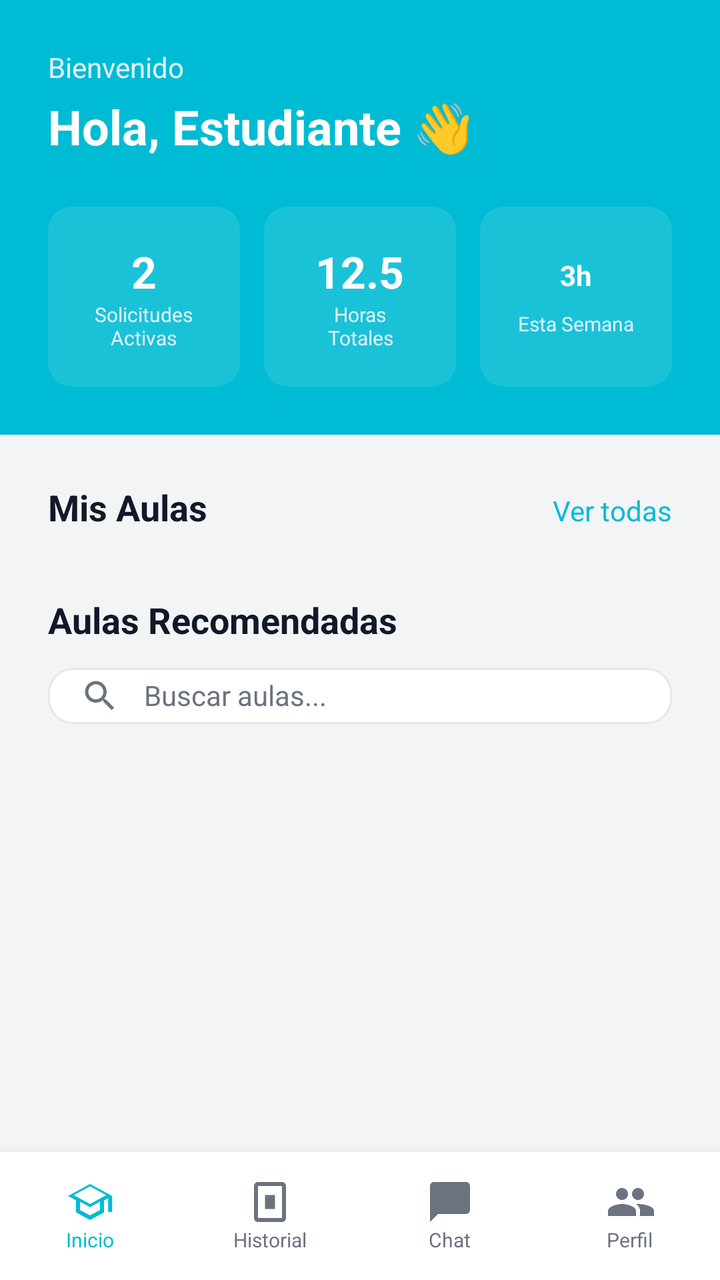
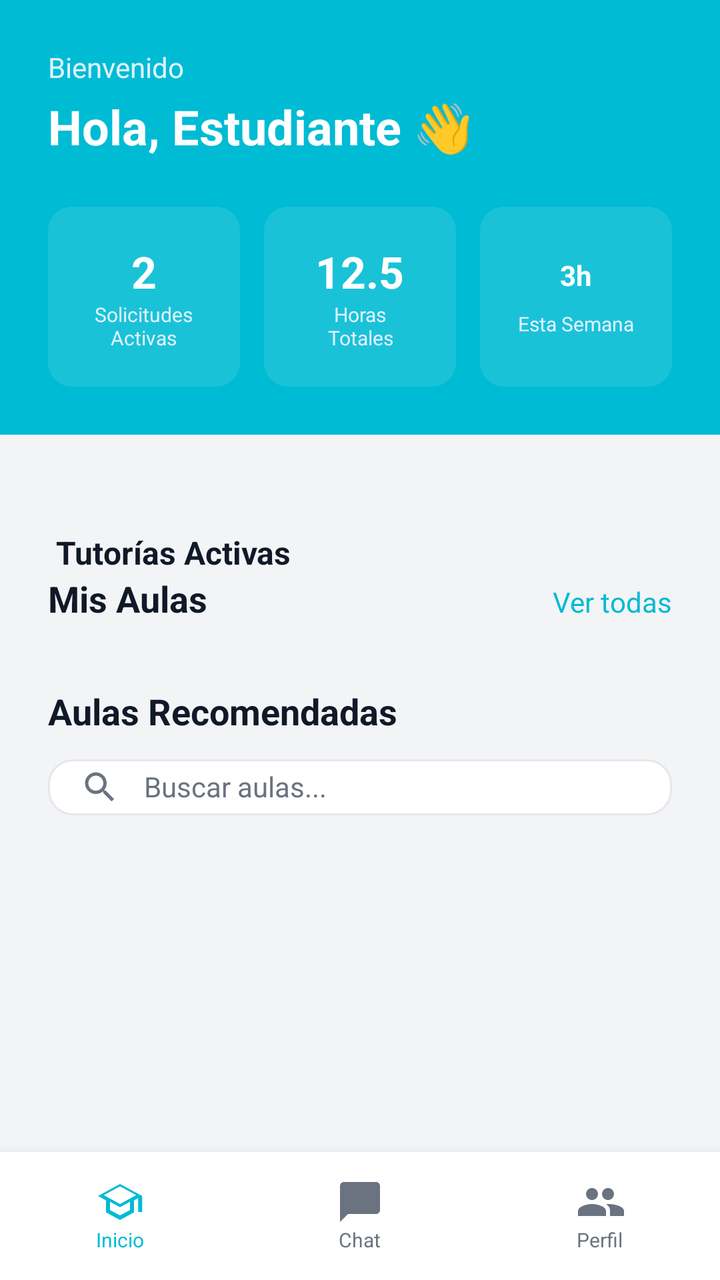

The first picture is an Android layout as it rendered before a commit; the second is the same layout after the commit. The layout source and the unified diff follow.
<!-- AndroidManifest.xml: application theme Theme.Aulasenora -->
<!-- res/layout/activity_student_dashboard.xml -->
<?xml version="1.0" encoding="utf-8"?>
<LinearLayout xmlns:android="http://schemas.android.com/apk/res/android"
    xmlns:app="http://schemas.android.com/apk/res-auto"
    xmlns:tools="http://schemas.android.com/tools"
    android:id="@+id/main"
    android:layout_width="match_parent"
    android:layout_height="match_parent"
    android:background="#F3F4F6"
    android:orientation="vertical"
    tools:context=".StudentDashboardActivity">

    
    <LinearLayout
        android:layout_width="match_parent"
        android:layout_height="wrap_content"
        android:background="@color/primaryCyan"
        android:orientation="vertical"
        android:padding="24dp">

        <TextView
            android:layout_width="wrap_content"
            android:layout_height="wrap_content"
            android:text="Bienvenido"
            android:textColor="#E0F2FE"
            android:textSize="14sp" />

        <TextView
            android:id="@+id/tvWelcomeName"
            android:layout_width="wrap_content"
            android:layout_height="wrap_content"
            android:layout_marginTop="4dp"
            android:text="Hola, Estudiante 👋"
            android:textColor="@color/white"
            android:textSize="24sp"
            android:textStyle="bold" />

        
        <LinearLayout
            android:layout_width="match_parent"
            android:layout_height="wrap_content"
            android:layout_marginTop="24dp"
            android:baselineAligned="false"
            android:orientation="horizontal">

            <androidx.cardview.widget.CardView
                android:layout_width="0dp"
                android:layout_height="90dp"
                android:layout_marginEnd="8dp"
                android:layout_weight="1"
                app:cardBackgroundColor="#00000000"
                app:cardCornerRadius="12dp"
                app:cardElevation="0dp">
                <LinearLayout
                    android:layout_width="match_parent"
                    android:layout_height="match_parent"
                    android:background="#1AFFFFFF"
                    android:gravity="center"
                    android:orientation="vertical">
                    <TextView
                        android:layout_width="wrap_content"
                        android:layout_height="wrap_content"
                        android:text="2"
                        android:textColor="@color/white"
                        android:textSize="22sp"
                        android:textStyle="bold" />
                    <TextView
                        android:layout_width="wrap_content"
                        android:layout_height="wrap_content"
                        android:text="Solicitudes\nActivas"
                        android:textAlignment="center"
                        android:textColor="#E0F2FE"
                        android:textSize="10sp" />
                </LinearLayout>
            </androidx.cardview.widget.CardView>

            <androidx.cardview.widget.CardView
                android:layout_width="0dp"
                android:layout_height="90dp"
                android:layout_marginHorizontal="4dp"
                android:layout_weight="1"
                app:cardBackgroundColor="#00000000"
                app:cardCornerRadius="12dp"
                app:cardElevation="0dp">
                <LinearLayout
                    android:layout_width="match_parent"
                    android:layout_height="match_parent"
                    android:background="#1AFFFFFF"
                    android:gravity="center"
                    android:orientation="vertical">
                    <TextView
                        android:id="@+id/tvTotalHours"
                        android:layout_width="wrap_content"
                        android:layout_height="wrap_content"
                        android:text="12.5"
                        android:textColor="@color/white"
                        android:textSize="22sp"
                        android:textStyle="bold" />
                    <TextView
                        android:layout_width="wrap_content"
                        android:layout_height="wrap_content"
                        android:text="Horas\nTotales"
                        android:textAlignment="center"
                        android:textColor="#E0F2FE"
                        android:textSize="10sp" />
                </LinearLayout>
            </androidx.cardview.widget.CardView>

            <androidx.cardview.widget.CardView
                android:layout_width="0dp"
                android:layout_height="90dp"
                android:layout_marginStart="8dp"
                android:layout_weight="1"
                app:cardBackgroundColor="#00000000"
                app:cardCornerRadius="12dp"
                app:cardElevation="0dp">
                <LinearLayout
                    android:layout_width="match_parent"
                    android:layout_height="match_parent"
                    android:background="#1AFFFFFF"
                    android:gravity="center"
                    android:orientation="vertical">
                    <TextView
                        android:layout_width="wrap_content"
                        android:layout_height="wrap_content"
                        android:text="3h"
                        android:textColor="@color/white"
                        android:textSize="14sp"
                        android:textStyle="bold" />
                    <TextView
                        android:layout_width="wrap_content"
                        android:layout_height="wrap_content"
                        android:layout_marginTop="8dp"
                        android:text="Esta Semana"
                        android:textAlignment="center"
                        android:textColor="#E0F2FE"
                        android:textSize="10sp" />
                </LinearLayout>
            </androidx.cardview.widget.CardView>

        </LinearLayout>
    </LinearLayout>

    <ScrollView
        android:layout_width="match_parent"
        android:layout_height="0dp"
        android:layout_weight="1">
        
        <LinearLayout
            android:layout_width="match_parent"
            android:layout_height="wrap_content"
            android:orientation="vertical"
            android:padding="24dp">
            
            
            <LinearLayout
                android:layout_width="match_parent"
                android:layout_height="wrap_content"
                android:orientation="horizontal">
                <TextView
                    android:layout_width="0dp"
                    android:layout_height="wrap_content"
                    android:layout_weight="1"
                    android:text="Mis Aulas"
                    android:textColor="@color/textDark"
                    android:textSize="18sp"
                    android:textStyle="bold" />
                <TextView
                    android:id="@+id/btnViewAllClasses"
                    android:layout_width="wrap_content"
                    android:layout_height="wrap_content"
                    android:text="Ver todas"
                    android:textColor="@color/primaryCyan"
                    android:textSize="14sp" />
            </LinearLayout>

            <LinearLayout
                android:id="@+id/llMyAulasContainer"
                android:layout_width="match_parent"
                android:layout_height="wrap_content"
                android:orientation="vertical" />

            <androidx.cardview.widget.CardView
                android:id="@+id/cvEmptyMyAulas"
                android:layout_width="match_parent"
                android:layout_height="wrap_content"
                android:layout_marginTop="16dp"
                android:visibility="gone"
                app:cardBackgroundColor="#FFF8E1"
                app:cardCornerRadius="16dp"
                app:cardElevation="0dp"
                app:strokeColor="#FFE082"
                app:strokeWidth="1dp">
                <LinearLayout
                    android:layout_width="match_parent"
                    android:layout_height="wrap_content"
                    android:gravity="center"
                    android:orientation="vertical"
                    android:padding="24dp">
                    <ImageView
                        android:layout_width="48dp"
                        android:layout_height="48dp"
                        android:src="@drawable/ic_book"
                        app:tint="#FFB300" />
                    <TextView
                        android:layout_width="wrap_content"
                        android:layout_height="wrap_content"
                        android:layout_marginTop="8dp"
                        android:text="No tienes aulas inscritas"
                        android:textColor="@color/textDark"
                        android:textSize="14sp"
                        android:textStyle="bold" />
                    <TextView
                        android:layout_width="match_parent"
                        android:layout_height="wrap_content"
                        android:layout_marginTop="2dp"
                        android:text="Solicita acceso a un aula de la sección de recomendadas"
                        android:textColor="@color/textGray"
                        android:textSize="11sp"
                        android:textAlignment="center" />
                </LinearLayout>
            </androidx.cardview.widget.CardView>

            
            <TextView
                android:layout_width="wrap_content"
                android:layout_height="wrap_content"
                android:layout_marginTop="32dp"
                android:text="Aulas Recomendadas"
                android:textColor="@color/textDark"
                android:textSize="18sp"
                android:textStyle="bold" />

            
            <LinearLayout
                android:layout_width="match_parent"
                android:layout_height="wrap_content"
                android:layout_marginTop="12dp"
                android:background="@drawable/bg_rounded_search"
                android:orientation="horizontal"
                android:paddingHorizontal="16dp"
                android:paddingVertical="4dp">

                <ImageView
                    android:layout_width="20dp"
                    android:layout_height="20dp"
                    android:layout_gravity="center_vertical"
                    android:src="@drawable/ic_search"
                    app:tint="@color/textGray" />

                <EditText
                    android:id="@+id/etSearchAula"
                    android:layout_width="0dp"
                    android:layout_height="wrap_content"
                    android:layout_weight="1"
                    android:layout_marginStart="12dp"
                    android:background="@null"
                    android:hint="Buscar aulas..."
                    android:textColor="@color/textDark"
                    android:textColorHint="@color/textGray"
                    android:textSize="14sp"
                    android:inputType="text" />
            </LinearLayout>

            
            <LinearLayout
                android:id="@+id/llRecommendedContainer"
                android:layout_width="match_parent"
                android:layout_height="wrap_content"
                android:orientation="vertical"
                android:layout_marginTop="4dp" />

            
            <androidx.cardview.widget.CardView
                android:id="@+id/cvEmptyRecommended"
                android:layout_width="match_parent"
                android:layout_height="wrap_content"
                android:layout_marginTop="16dp"
                android:visibility="gone"
                app:cardBackgroundColor="#F0F9FF"
                app:cardCornerRadius="16dp"
                app:cardElevation="0dp"
                app:strokeColor="#BAE6FD"
                app:strokeWidth="1dp">

                <LinearLayout
                    android:layout_width="match_parent"
                    android:layout_height="wrap_content"
                    android:gravity="center"
                    android:orientation="vertical"
                    android:padding="24dp">

                    <ImageView
                        android:layout_width="64dp"
                        android:layout_height="64dp"
                        android:src="@drawable/ic_book"
                        app:tint="#38BDF8" />

                    <TextView
                        android:layout_width="wrap_content"
                        android:layout_height="wrap_content"
                        android:layout_marginTop="12dp"
                        android:text="No hay aulas disponibles"
                        android:textColor="@color/textDark"
                        android:textSize="16sp"
                        android:textStyle="bold"
                        android:textAlignment="center" />

                    <TextView
                        android:layout_width="match_parent"
                        android:layout_height="wrap_content"
                        android:layout_marginTop="4dp"
                        android:text="Aún no se han creado aulas. Vuelve más tarde."
                        android:textColor="@color/textGray"
                        android:textSize="12sp"
                        android:textAlignment="center" />
                </LinearLayout>
            </androidx.cardview.widget.CardView>
        </LinearLayout>
    </ScrollView>

    
    <LinearLayout
        android:layout_width="match_parent"
        android:layout_height="64dp"
        android:background="@color/white"
        android:elevation="8dp"
        android:orientation="horizontal">
        <LinearLayout
            android:id="@+id/navInicio"
            android:layout_width="0dp"
            android:layout_height="match_parent"
            android:layout_weight="1"
            android:gravity="center"
            android:orientation="vertical">
            <ImageView
                android:layout_width="24dp"
                android:layout_height="24dp"
                android:src="@drawable/ic_logo_hat"
                app:tint="@color/primaryCyan" />
            <TextView
                android:layout_width="wrap_content"
                android:layout_height="wrap_content"
                android:text="Inicio"
                android:textColor="@color/primaryCyan"
                android:textSize="10sp" />
        </LinearLayout>
        <LinearLayout
            android:id="@+id/navHistorial"
            android:layout_width="0dp"
            android:layout_height="match_parent"
            android:layout_weight="1"
            android:gravity="center"
            android:orientation="vertical">
            <ImageView
                android:layout_width="24dp"
                android:layout_height="24dp"
                android:src="@drawable/ic_book"
                app:tint="@color/textGray" />
            <TextView
                android:layout_width="wrap_content"
                android:layout_height="wrap_content"
                android:text="Historial"
                android:textColor="@color/textGray"
                android:textSize="10sp" />
        </LinearLayout>
        <LinearLayout
            android:id="@+id/navChat"
            android:layout_width="0dp"
            android:layout_height="match_parent"
            android:layout_weight="1"
            android:gravity="center"
            android:orientation="vertical">
            <FrameLayout
                android:layout_width="24dp"
                android:layout_height="24dp">
                <ImageView
                    android:layout_width="24dp"
                    android:layout_height="24dp"
                    android:src="@drawable/ic_chat"
                    app:tint="@color/textGray" />
                <TextView
                    android:id="@+id/badgeChatUnread"
                    android:layout_width="16dp"
                    android:layout_height="16dp"
                    android:layout_gravity="top|end"
                    android:background="@drawable/bg_circle_orange"
                    android:gravity="center"
                    android:text="!"
                    android:textColor="@color/white"
                    android:textSize="8sp"
                    android:textStyle="bold"
                    android:visibility="gone" />
            </FrameLayout>
            <TextView
                android:layout_width="wrap_content"
                android:layout_height="wrap_content"
                android:text="Chat"
                android:textColor="@color/textGray"
                android:textSize="10sp" />
        </LinearLayout>
        <LinearLayout
            android:id="@+id/navPerfil"
            android:layout_width="0dp"
            android:layout_height="match_parent"
            android:layout_weight="1"
            android:gravity="center"
            android:orientation="vertical">
            <ImageView
                android:layout_width="24dp"
                android:layout_height="24dp"
                android:src="@drawable/ic_users"
                app:tint="@color/textGray" />
            <TextView
                android:layout_width="wrap_content"
                android:layout_height="wrap_content"
                android:text="Perfil"
                android:textColor="@color/textGray"
                android:textSize="10sp" />
        </LinearLayout>
    </LinearLayout>
</LinearLayout>
<!-- resources referenced by this layout -->
<resources>
  <color name="primaryCyan">#00BBD4</color>
  <color name="textDark">#111928</color>
  <color name="textGray">#6B7280</color>
  <color name="white">#FFFFFFFF</color>
  <!-- drawable bg_circle_orange (drawable) -->
  <?xml version="1.0" encoding="utf-8"?>
  <shape xmlns:android="http://schemas.android.com/apk/res/android"
      android:shape="oval">
      <solid android:color="@color/primaryOrange"/>
  </shape>
  <!-- drawable bg_rounded_search (drawable) -->
  <?xml version="1.0" encoding="utf-8"?>
  <shape xmlns:android="http://schemas.android.com/apk/res/android"
      android:shape="rectangle">
      <solid android:color="@color/white"/>
      <corners android:radius="12dp"/>
      <stroke android:color="#E5E7EB" android:width="1dp"/>
  </shape>
  <!-- drawable ic_book (drawable) -->
  <vector xmlns:android="http://schemas.android.com/apk/res/android"
      android:width="24dp"
      android:height="24dp"
      android:viewportWidth="24"
      android:viewportHeight="24"
      android:tint="#00BBD4">
    <path
        android:fillColor="@android:color/white"
        android:pathData="M18,2H6c-1.1,0 -2,0.9 -2,2v16c0,1.1 0.9,2 2,2h12c1.1,0 2,-0.9 2,-2V4C20,2.9 19.1,2 18,2zM18,20H6V4h12V20z M9.5,8.5v7h5v-7H9.5z"/>
  </vector>
  <!-- drawable ic_chat (drawable) -->
  <?xml version="1.0" encoding="utf-8"?>
  <vector xmlns:android="http://schemas.android.com/apk/res/android"
      android:width="24dp"
      android:height="24dp"
      android:viewportWidth="24"
      android:viewportHeight="24">
      <path
          android:fillColor="#FF000000"
          android:pathData="M20,2H4c-1.1,0 -2,0.9 -2,2v18l4,-4h14c1.1,0 2,-0.9 2,-2V4c0,-1.1 -0.9,-2 -2,-2z"/>
  </vector>
  <!-- drawable ic_logo_hat (drawable) -->
  <vector xmlns:android="http://schemas.android.com/apk/res/android"
      android:width="24dp"
      android:height="24dp"
      android:viewportWidth="24"
      android:viewportHeight="24"
      android:tint="#00BBD4">
    <path
        android:fillColor="@android:color/white"
        android:pathData="M12,3L1,9l4,2.18v6L12,21l7,-3.82v-6l2.12,-1.15V17h2V9L12,3zM12,18.72L6.97,16v-4.14l5.03,2.74l5.03,-2.74V16L12,18.72zM12,13L3.89,8.58l8.11,-4.42l8.11,4.42L12,13z"/>
  </vector>
  <!-- drawable ic_search (drawable) -->
  <vector xmlns:android="http://schemas.android.com/apk/res/android"
      android:width="24dp"
      android:height="24dp"
      android:viewportWidth="24"
      android:viewportHeight="24"
      android:tint="#9CA3AF">
    <path
        android:fillColor="@android:color/white"
        android:pathData="M15.5,14h-0.79l-0.28,-0.27C15.41,12.59 16,11.11 16,9.5 16,5.91 13.09,3 9.5,3S3,5.91 3,9.5 5.91,16 9.5,16c1.61,0 3.09,-0.59 4.23,-1.57l0.27,0.28v0.79l5,4.99L20.49,19l-4.99,-5zM9.5,14C7.01,14 5,11.99 5,9.5S7.01,5 9.5,5 14,7.01 14,9.5 11.99,14 9.5,14z"/>
  </vector>
  <style name="Theme.Aulasenora" parent="Base.Theme.Aulasenora" />
  <color name="primaryOrange">#FFB74D</color>
  <style name="Base.Theme.Aulasenora" parent="Theme.Material3.DayNight.NoActionBar">
          
          
      </style>
  <!-- unchanged entries left out for length: 1 -->
</resources>

<!-- the commit's change to res/layout/activity_student_dashboard.xml (unified diff, before → after) -->
@@ -150,7 +150,27 @@
             android:layout_height="wrap_content"
             android:orientation="vertical"
             android:padding="24dp">
-            
+
+            
+            <LinearLayout
+                android:id="@+id/llUpcomingContainer"
+                android:layout_width="match_parent"
+                android:layout_height="wrap_content"
+                android:orientation="vertical"
+                android:visibility="gone" />
+
+            
+            <TextView
+                style="@style/SectionLabel"
+                android:text="Tutorías Activas" />
+
+            <LinearLayout
+                android:id="@+id/llActiveTutoringContainer"
+                android:layout_width="match_parent"
+                android:layout_height="wrap_content"
+                android:orientation="vertical"
+                android:visibility="gone" />
+
             
             <LinearLayout
                 android:layout_width="match_parent"
@@ -342,25 +362,6 @@
                 android:layout_height="wrap_content"
                 android:text="Inicio"
                 android:textColor="@color/primaryCyan"
-                android:textSize="10sp" />
-        </LinearLayout>
-        <LinearLayout
-            android:id="@+id/navHistorial"
-            android:layout_width="0dp"
-            android:layout_height="match_parent"
-            android:layout_weight="1"
-            android:gravity="center"
-            android:orientation="vertical">
-            <ImageView
-                android:layout_width="24dp"
-                android:layout_height="24dp"
-                android:src="@drawable/ic_book"
-                app:tint="@color/textGray" />
-            <TextView
-                android:layout_width="wrap_content"
-                android:layout_height="wrap_content"
-                android:text="Historial"
-                android:textColor="@color/textGray"
                 android:textSize="10sp" />
         </LinearLayout>
         <LinearLayout
<!-- resource entries referenced after the edit -->
@@ -62,6 +62,15 @@
         android:fillColor="@android:color/white"
         android:pathData="M15.5,14h-0.79l-0.28,-0.27C15.41,12.59 16,11.11 16,9.5 16,5.91 13.09,3 9.5,3S3,5.91 3,9.5 5.91,16 9.5,16c1.61,0 3.09,-0.59 4.23,-1.57l0.27,0.28v0.79l5,4.99L20.49,19l-4.99,-5zM9.5,14C7.01,14 5,11.99 5,9.5S7.01,5 9.5,5 14,7.01 14,9.5 11.99,14 9.5,14z"/>
   </vector>
+  <style name="SectionLabel">
+          <item name="android:layout_width">wrap_content</item>
+          <item name="android:layout_height">wrap_content</item>
+          <item name="android:layout_marginTop">24dp</item>
+          <item name="android:layout_marginStart">4dp</item>
+          <item name="android:textColor">@color/textDark</item>
+          <item name="android:textSize">16sp</item>
+          <item name="android:textStyle">bold</item>
+      </style>
   <style name="Theme.Aulasenora" parent="Base.Theme.Aulasenora" />
   <color name="primaryOrange">#FFB74D</color>
   <style name="Base.Theme.Aulasenora" parent="Theme.Material3.DayNight.NoActionBar">
